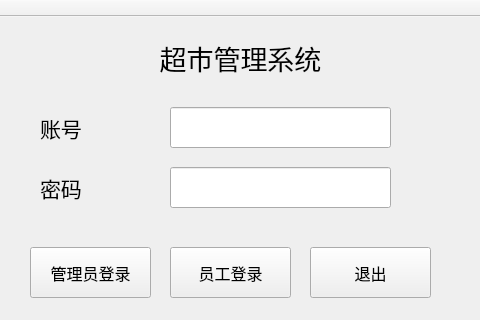
Qt form item/Supermarket_management_system/login.ui (hewei-bit/QT-Learing) before a commit; both pictures show x 100 to 580 and y 0 to 320 of the 662 by 442 pixel window.
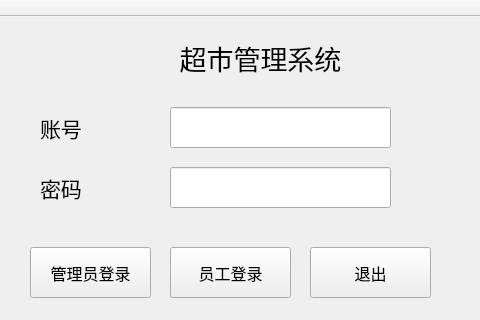
The same form after that commit.

```diff
--- a/item/Supermarket_management_system/login.ui
+++ b/item/Supermarket_management_system/login.ui
@@ -123,9 +123,9 @@
    <widget class="QLabel" name="label_3">
     <property name="geometry">
      <rect>
-      <x>200</x>
+      <x>240</x>
       <y>10</y>
-      <width>281</width>
+      <width>241</width>
       <height>61</height>
      </rect>
     </property>
```
Left out of the diff: 18 changed lines with no effect on the pictures.
